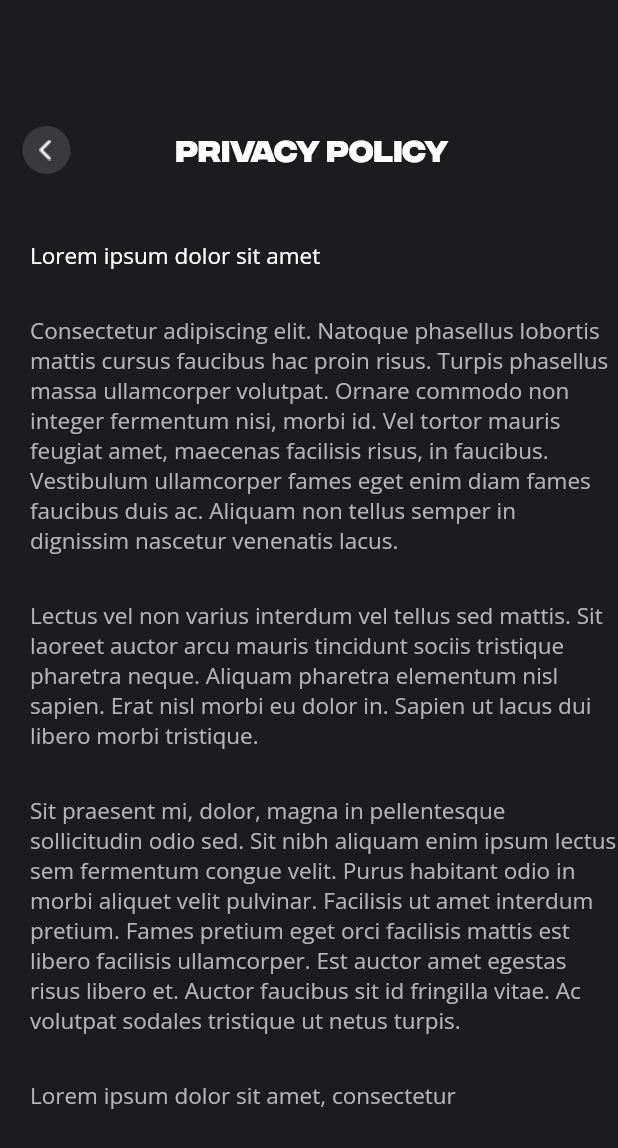
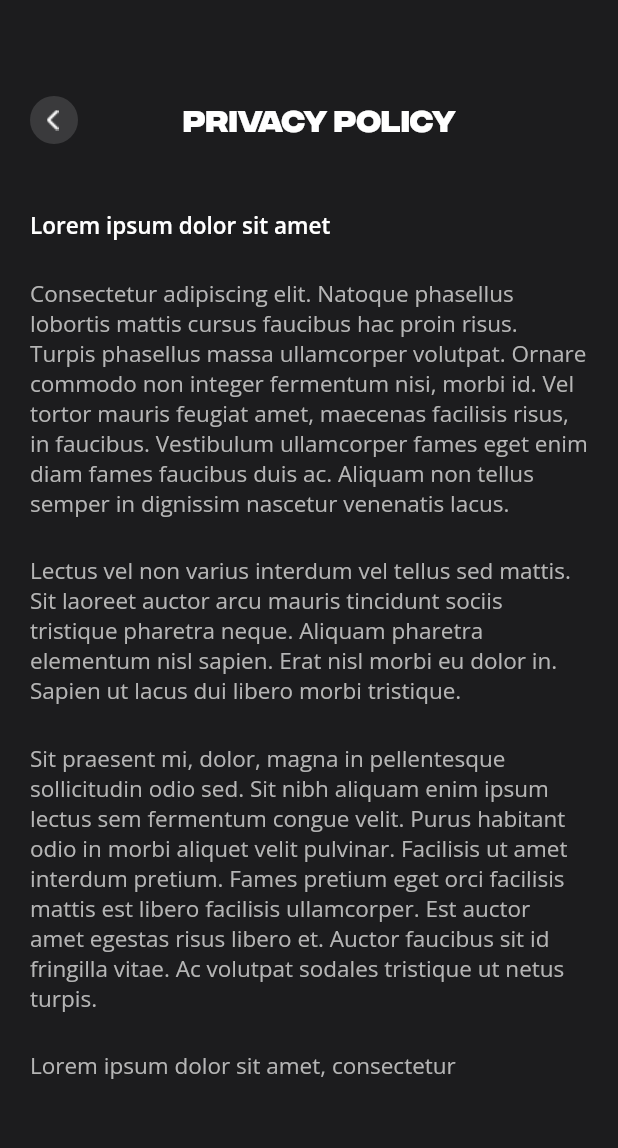
Before and after one commit to Sarvaiya1314/fitness_app, a Flutter app: the PrivacyPolicyScreen screen opened directly, on a phone screen of 412 x 824 dp. Shown: the top 1148 px of the screen. Run offline on Flutter 3.47's test engine with Material 2 defaults, Android fonts, the phone set to English and light mode, and no system bars.

Commit message:
h
sdfghjkl

```diff
--- a/lib/chirag/appointment_screen.dart
+++ b/lib/chirag/appointment_screen.dart
@@ -17,6 +17,7 @@ class _AppointmentScreenState extends State<AppointmentScreen> {
   @override
   Widget build(BuildContext context) {
     return Scaffold(
+      backgroundColor: Color(0xFF1C1C1E),
       body: Column(
         crossAxisAlignment: CrossAxisAlignment.start,
         children: [
--- a/lib/chirag/payment_screen.dart
+++ b/lib/chirag/payment_screen.dart
@@ -23,7 +23,7 @@ class _PaymentScreenState extends State<PaymentScreen> {
         crossAxisAlignment: CrossAxisAlignment.start,
         children: [
           Padding(
-            padding: const EdgeInsets.only(top: 80),
+            padding: const EdgeInsets.only(top: 50),
             child: Row(
               children: [
                 Padding(
@@ -57,7 +57,7 @@ class _PaymentScreenState extends State<PaymentScreen> {
               ),
             ),
           ),
-          Container(
+          SizedBox(
             height: 150,
             child: ListView(
               physics: const BouncingScrollPhysics(),
--- a/lib/chirag/pro_user_screen.dart
+++ b/lib/chirag/pro_user_screen.dart
@@ -141,7 +141,7 @@ class ProUserDialog extends StatelessWidget {
             ),
             InkWell(
               onTap: () {
-                Navigator.push(
+                Navigator.pushReplacement(
                   context,
                   CupertinoPageRoute(
                     builder: (context) => const FitnessTrainersScreen(),
--- a/lib/chirag/subscription_screen.dart
+++ b/lib/chirag/subscription_screen.dart
@@ -219,10 +219,10 @@ class _SubscriptionScreenState extends State<SubscriptionScreen> {
           Spacer(),
           InkWell(
             onTap: () {
-              Navigator.push(
+              Navigator.pushReplacement(
                 context,
                 CupertinoPageRoute(
-                  builder: (context) => const ProUser(),
+                  builder: (context) => const ProUserDialog(),
                 ),
               );
             },
--- a/lib/hardi/edit_profile_screen.dart
+++ b/lib/hardi/edit_profile_screen.dart
@@ -21,7 +21,7 @@ class _EditProfileScreenState extends State<EditProfileScreen> {
         child: ListView(
           children: [
             Padding(
-              padding: const EdgeInsets.only(top: 30),
+              padding: const EdgeInsets.only(top: 10),
               child: Row(
                 children: [
                   GestureDetector(
--- a/lib/hardi/privacy_policy_screen.dart
+++ b/lib/hardi/privacy_policy_screen.dart
@@ -15,16 +15,16 @@ class _PrivacyPolicyScreenState extends State<PrivacyPolicyScreen> {
   Widget build(BuildContext context) {
     return Scaffold(
       backgroundColor: const Color(0xFF1C1C1E),
-      body: Column(
+      body: Padding(
+        padding: const EdgeInsets.symmetric(horizontal: 20),
+        child: Column(
           crossAxisAlignment: CrossAxisAlignment.start,
           children: [
             Padding(
-            padding: const EdgeInsets.only(top: 80),
+              padding: const EdgeInsets.only(top: 60),
               child: Row(
                 children: [
-                Padding(
-                  padding: const EdgeInsets.only(left: 15),
-                  child: InkWell(
+                  InkWell(
                     onTap: () {
                       Navigator.pop(
                           context,
@@ -38,25 +38,25 @@ class _PrivacyPolicyScreenState extends State<PrivacyPolicyScreen> {
                       text: "Privacy Policy",
                     ),
                   ),
-                ),
                 ],
               ),
             ),
-          const Padding(
-            padding: EdgeInsets.only(left: 20, top: 40),
-            child: Text(
+            const SizedBox(
+              height: 40,
+            ),
+            const Text(
               "Lorem ipsum dolor sit amet",
               style: TextStyle(
                 fontFamily: "OpenSans",
-                fontWeight: FontWeight.w500,
+                fontWeight: FontWeight.w600,
                 fontSize: 15,
                 color: Color(0xFFFFFFFF),
               ),
             ),
+            const SizedBox(
+              height: 25,
             ),
-          const Padding(
-            padding: EdgeInsets.only(left: 20, top: 30),
-            child: Text(
+            const Text(
               "Consectetur adipiscing elit. Natoque"
               " phasellus lobortis mattis cursus "
               "faucibus hac proin risus. Turpis "
@@ -75,10 +75,10 @@ class _PrivacyPolicyScreenState extends State<PrivacyPolicyScreen> {
                 color: Color(0xFFB5B5B5),
               ),
             ),
+            const SizedBox(
+              height: 25,
             ),
-          const Padding(
-            padding: EdgeInsets.only(left: 20, top: 30),
-            child: Text(
+            const Text(
               "Lectus vel non varius interdum "
               "vel tellus sed mattis. Sit laoreet"
               " auctor arcu mauris tincidunt sociis"
@@ -93,10 +93,10 @@ class _PrivacyPolicyScreenState extends State<PrivacyPolicyScreen> {
                 color: Color(0xFFB5B5B5),
               ),
             ),
+            const SizedBox(
+              height: 25,
             ),
-          const Padding(
-            padding: EdgeInsets.only(left: 20, top: 30),
-            child: Text(
+            const Text(
               "Sit praesent mi, dolor, magna in "
               "pellentesque sollicitudin odio sed. "
               "Sit nibh aliquam enim ipsum lectus sem"
@@ -115,10 +115,10 @@ class _PrivacyPolicyScreenState extends State<PrivacyPolicyScreen> {
                 color: Color(0xFFB5B5B5),
               ),
             ),
+            const SizedBox(
+              height: 25,
             ),
-          const Padding(
-            padding: EdgeInsets.only(left: 20, top: 30),
-            child: Text(
+            const Text(
               "Lorem ipsum dolor sit amet, consectetur ",
               style: TextStyle(
                 fontFamily: "OpenSans",
@@ -127,8 +127,8 @@ class _PrivacyPolicyScreenState extends State<PrivacyPolicyScreen> {
                 color: Color(0xFFB5B5B5),
               ),
             ),
+          ],
         ),
-        ],
       ),
     );
   }
--- a/lib/hardi/settings_screen.dart
+++ b/lib/hardi/settings_screen.dart
@@ -24,7 +24,7 @@ class _SettingsScreenState extends State<SettingsScreen> {
           crossAxisAlignment: CrossAxisAlignment.start,
           children: [
             Padding(
-              padding: const EdgeInsets.only(top: 80),
+              padding: const EdgeInsets.only(top: 60),
               child: Row(
                 children: [
                   InkWell(
```
Also changed, not shown: lib/chirag/standart_user_screen.dart (+4 -3 lines), lib/chirag/workout_plan_details.dart (+33 -37 lines), lib/hardi/language_screen.dart (+9 -14 lines), lib/hardi/notifications_screen_two.dart (+12 -4 lines), lib/hardi/units_of_measure_screen.dart (+8 -10 lines). Lines whose indentation alone changed are shown as unchanged.
